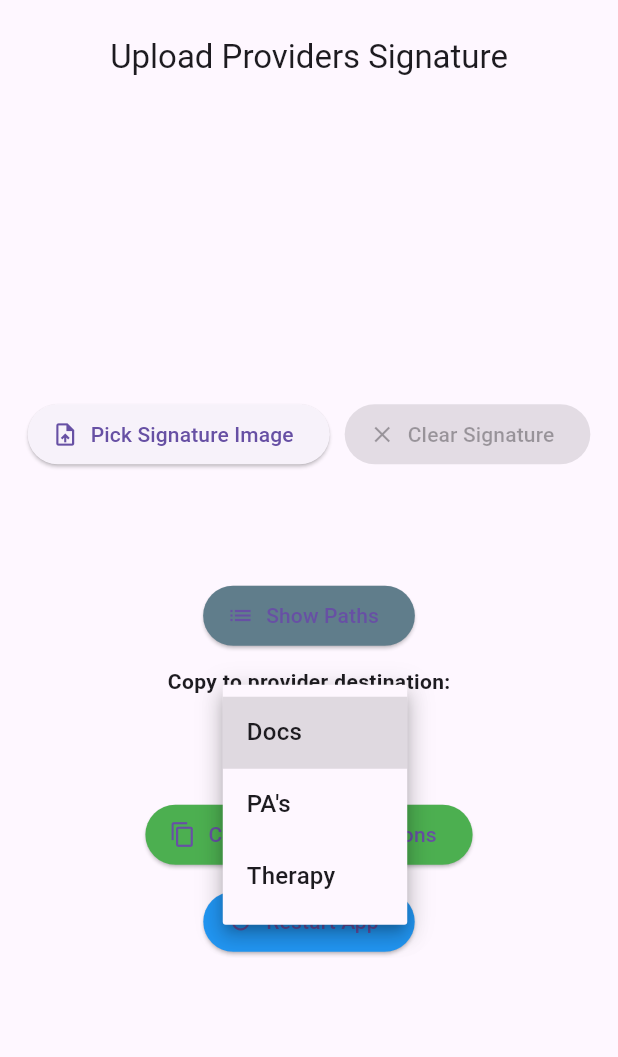
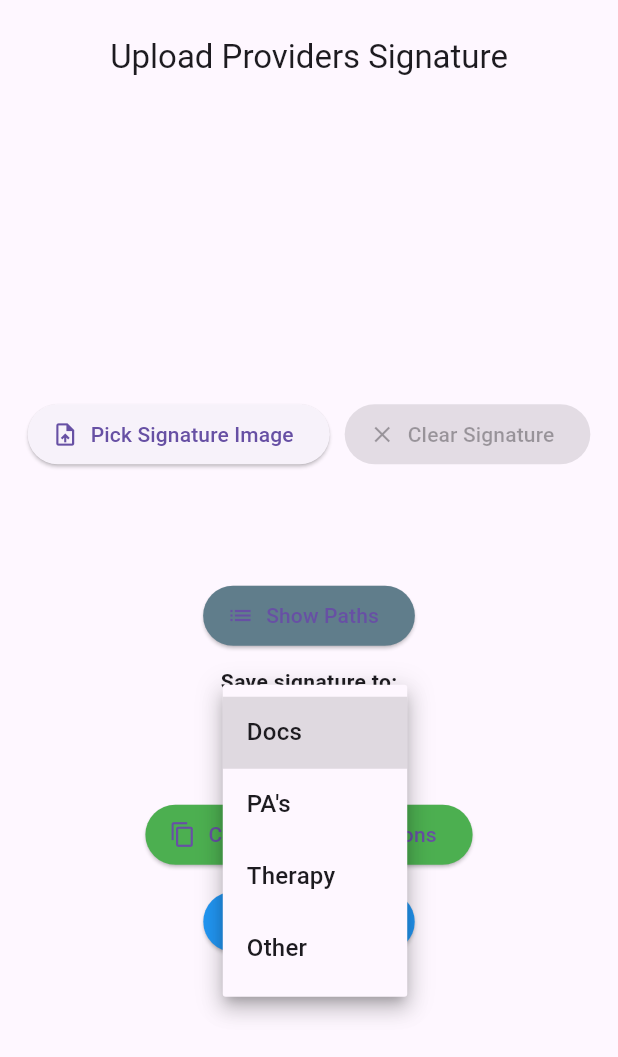
Before and after one commit to KCUkeka/signature_uploader, a Flutter app: the screen it shows after launch, after a tap on "Docs", on a phone screen of 412 x 824 dp. Shown: the top 1057 px of the screen. Run offline on Flutter 3.47's test engine with Material 3 defaults, Android fonts, the phone set to English and light mode, and no system bars; our stand-ins replace file_picker.

Commit message:
Added other with the option to select folder

```diff
--- a/lib/main.dart
+++ b/lib/main.dart
@@ -111,6 +111,7 @@ class _SignatureHomePageState extends State<SignatureHomePage> {
     'Docs': r'R:\Signatures\Docs',
     "PA's": r'R:\Signatures\PAs',
     'Therapy': r'R:\Signatures\Therapy',
+    'Other': '',
   };
 
   String selectedProviderFolder = 'Docs';
@@ -574,7 +575,7 @@ class _SignatureHomePageState extends State<SignatureHomePage> {
                 ),
                 SizedBox(height: 10),
                 Text(
-                  'Copy to provider destination:',
+                  'Save signature to:',
                   style: TextStyle(fontWeight: FontWeight.bold),
                 ),
                 DropdownButton<String>(
@@ -591,6 +592,33 @@ class _SignatureHomePageState extends State<SignatureHomePage> {
                     }
                   },
                 ),
+                if (selectedProviderFolder == 'Other') ...[
+                  SizedBox(height: 10),
+                  ElevatedButton.icon(
+                    onPressed: () async {
+                      String? selectedPath =
+                          await FilePicker.platform.getDirectoryPath();
+
+                      if (selectedPath != null) {
+                        setState(() {
+                          providerDestinations['Other'] = selectedPath;
+                        });
+                      }
+                    },
+                    icon: Icon(Icons.folder_open),
+                    label: Text('Select Folder'),
+                  ),
+                  if ((providerDestinations['Other'] ?? '').isNotEmpty)
+                    Padding(
+                      padding: const EdgeInsets.only(top: 8.0),
+                      child: Text(
+                        'Selected: ${providerDestinations['Other']}',
+                        textAlign: TextAlign.center,
+                        style: TextStyle(fontSize: 14, color: Colors.black87),
+                      ),
+                    ),
+                ],
+
                 SizedBox(height: 10),
                 // NEW CHECKBOX ROW ADDED HERE
                 Row(mainAxisAlignment: MainAxisAlignment.center),
```
